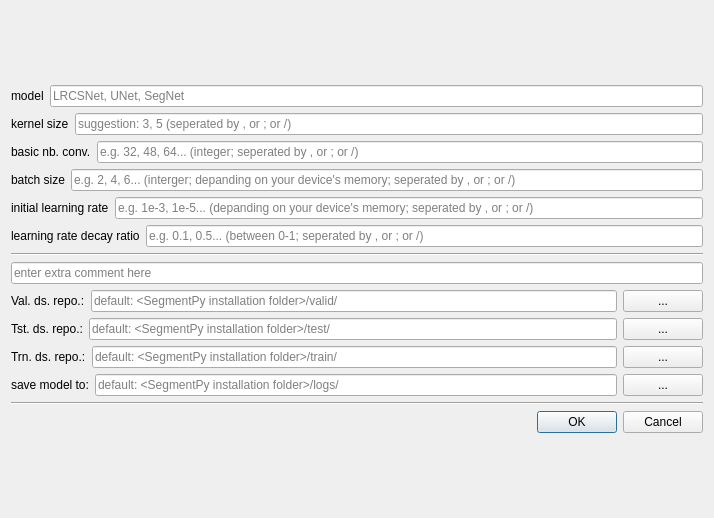
This is _taskManager/gridSearch_dialog.ui in ZeliangSu/SegmentPy as Qt 5 draws it before an edit. The edited form follows.
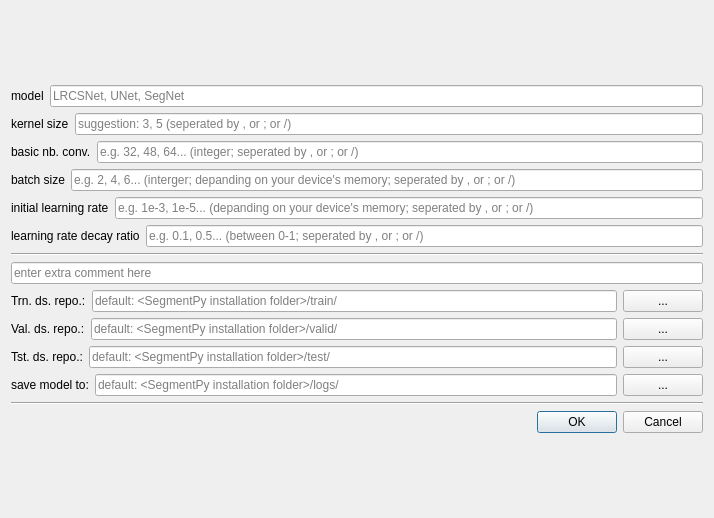
This is the edited form.

Commit message: 1. fixed bug of transfer learning button

The edit to the form file:
```diff
--- a/_taskManager/gridSearch_dialog.ui
+++ b/_taskManager/gridSearch_dialog.ui
@@ -142,6 +142,31 @@
        </property>
       </widget>
      </item>
+     <item>
+      <layout class="QHBoxLayout" name="horizontalLayout_7">
+       <item>
+        <widget class="QLabel" name="label_20">
+         <property name="text">
+          <string>Trn. ds. repo.:</string>
+         </property>
+        </widget>
+       </item>
+       <item>
+        <widget class="QLineEdit" name="trn_dir_line">
+         <property name="placeholderText">
+          <string>default: &lt;SegmentPy installation folder&gt;/train/</string>
+         </property>
+        </widget>
+       </item>
+       <item>
+        <widget class="QPushButton" name="trn_dir_button">
+         <property name="text">
+          <string>...</string>
+         </property>
+        </widget>
+       </item>
+      </layout>
+     </item>
      <item>
       <layout class="QHBoxLayout" name="horizontalLayout_9">
        <item>
@@ -192,31 +217,6 @@
        </item>
       </layout>
      </item>
-     <item>
-      <layout class="QHBoxLayout" name="horizontalLayout_7">
-       <item>
-        <widget class="QLabel" name="label_20">
-         <property name="text">
-          <string>Trn. ds. repo.:</string>
-         </property>
-        </widget>
-       </item>
-       <item>
-        <widget class="QLineEdit" name="trn_dir_line">
-         <property name="placeholderText">
-          <string>default: &lt;SegmentPy installation folder&gt;/train/</string>
-         </property>
-        </widget>
-       </item>
-       <item>
-        <widget class="QPushButton" name="trn_dir_button">
-         <property name="text">
-          <string>...</string>
-         </property>
-        </widget>
-       </item>
-      </layout>
-     </item>
      <item>
       <layout class="QHBoxLayout" name="horizontalLayout_8">
        <item>
```
The commit also changes 10 other files.
